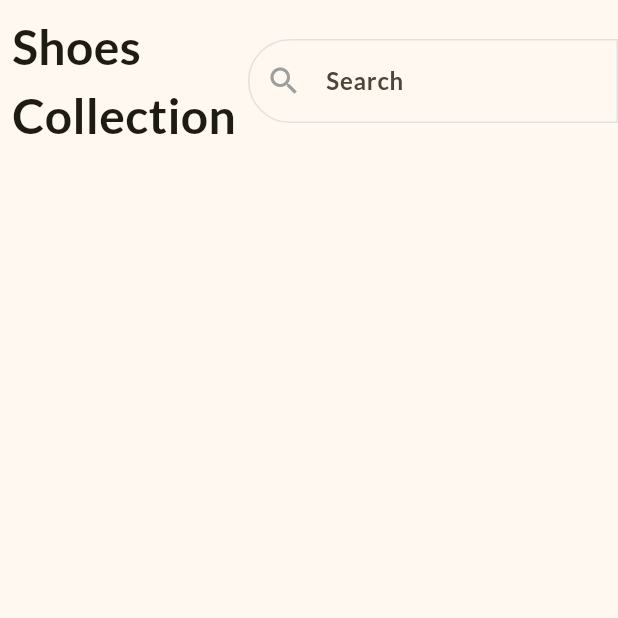
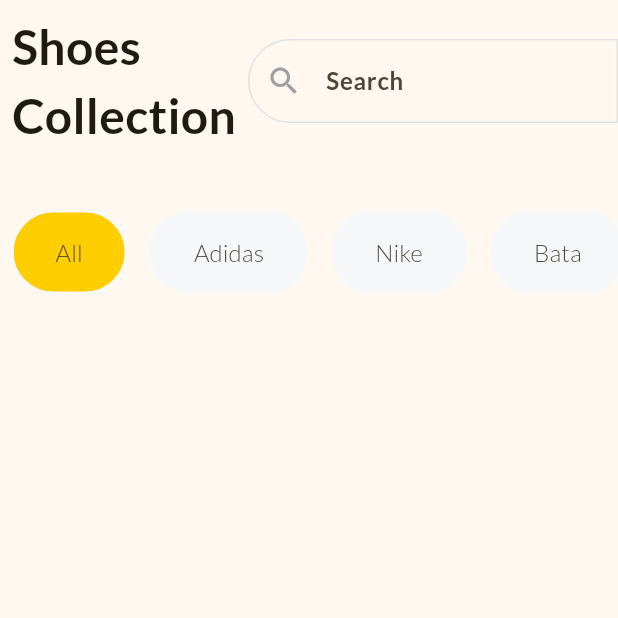
Before and after one commit to SujayPrabhu96/shopping-app-flutter, a Flutter app: the screen it shows after launch, on a phone screen of 412 x 824 dp, the top half of it. Run offline on Flutter 3.47's test engine with Material 3 defaults, Android fonts, the phone set to English and light mode, and no system bars.

Commit message:
Design filter elements

```diff
--- a/lib/home_page.dart
+++ b/lib/home_page.dart
@@ -1,7 +1,26 @@
 import 'package:flutter/material.dart';
 
-class HomePage extends StatelessWidget {
+class HomePage extends StatefulWidget {
   const HomePage({Key? key}) : super(key: key);
+
+  @override
+  State<HomePage> createState() => _HomePageState();
+}
+
+class _HomePageState extends State<HomePage> {
+  final List<String> filters  = const [
+    'All',
+    'Adidas',
+    'Nike',
+    'Bata'
+  ];
+  late String selectedFilter;
+
+  @override
+  void initState() {
+    super.initState();
+    selectedFilter = filters[0];
+  }
 
   // This widget is the root of your application.
   @override
@@ -19,10 +38,10 @@ class HomePage extends StatelessWidget {
       body: SafeArea(
         child: Column(
           children: [
-            Row(
+            const Row(
               children: [
                 Padding(
-                  padding: const EdgeInsets.all(8.0),
+                  padding: EdgeInsets.all(8.0),
                   child: Text(
                     'Shoes\nCollection',
                     style: TextStyle(
@@ -35,7 +54,7 @@ class HomePage extends StatelessWidget {
                   child: TextField(
                     decoration: InputDecoration(
                       hintText: 'Search',
-                      prefixIcon: const Icon(Icons.search),
+                      prefixIcon: Icon(Icons.search),
                       border: border,
                       enabledBorder: border,
                       focusedBorder: border
@@ -43,7 +62,46 @@ class HomePage extends StatelessWidget {
                   )
                 )
               ],
-            )
+            ),
+            SizedBox(
+              height: 120,
+              child: ListView.builder(
+                scrollDirection: Axis.horizontal,
+                itemCount: filters.length,
+                itemBuilder: (context, index) {
+                  final filter = filters[index];
+                  return Padding(
+                    padding: const EdgeInsets.symmetric(horizontal: 8.0),
+                    child: GestureDetector(
+                      onTap: () {
+                        setState(() {
+                          selectedFilter = filter;
+                        });
+                      },
+                      child: Chip(
+                        side: const BorderSide(
+                          color: Color.fromRGBO(245, 247, 249, 1)
+                        ),
+                        backgroundColor: selectedFilter == filter ?
+                          Theme.of(context).colorScheme.primary :
+                          const Color.fromRGBO(245, 247, 249, 1),
+                        padding: const EdgeInsets.symmetric(
+                          horizontal: 20,
+                          vertical: 15
+                        ),
+                        label: Text(filter),
+                        labelStyle: const TextStyle(
+                          fontSize: 16,
+                        ),
+                        shape: RoundedRectangleBorder(
+                          borderRadius: BorderRadius.circular(40),
+                        ),
+                      ),
+                    ),
+                  );
+                },
+              )
+            ),
           ],
         ),
       ),
--- a/lib/main.dart
+++ b/lib/main.dart
@@ -16,7 +16,8 @@ class MyApp extends StatelessWidget {
       theme: ThemeData(
         fontFamily: 'Lato',
         colorScheme: ColorScheme.fromSeed(
-          seedColor: const Color.fromRGBO(254, 206, 1, 1)
+          seedColor: const Color.fromRGBO(254, 206, 1, 1),
+          primary: const Color.fromRGBO(254, 206, 1, 1),
         ),
         inputDecorationTheme: const InputDecorationTheme(
           hintStyle: TextStyle(
```
